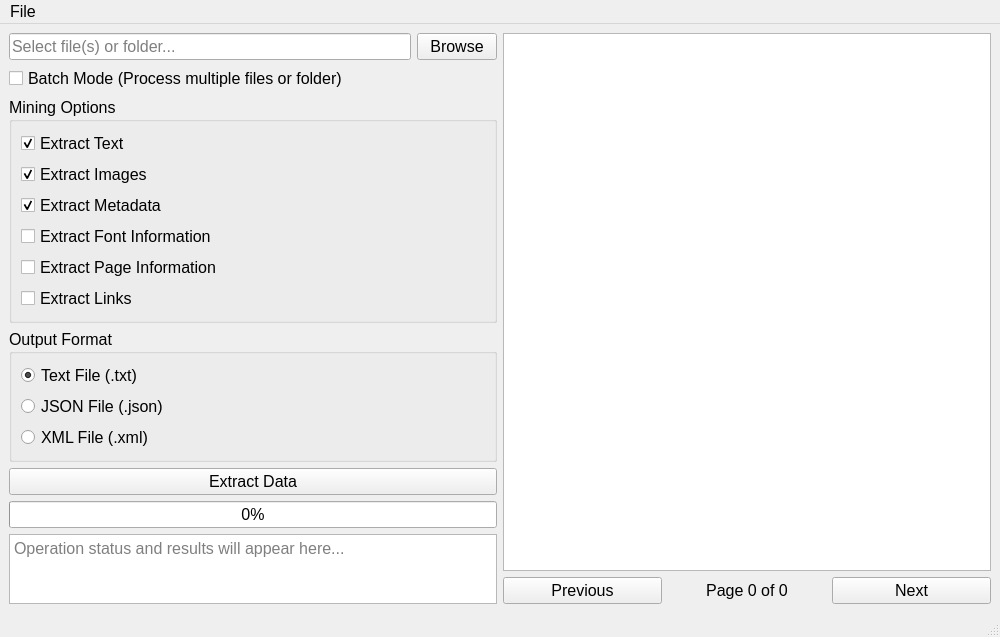
The window that src/tools/pdf_tools/pdf_view_analysis/miner.ui (richardnoragon/1_2) describes before a commit, drawn with Qt 5.
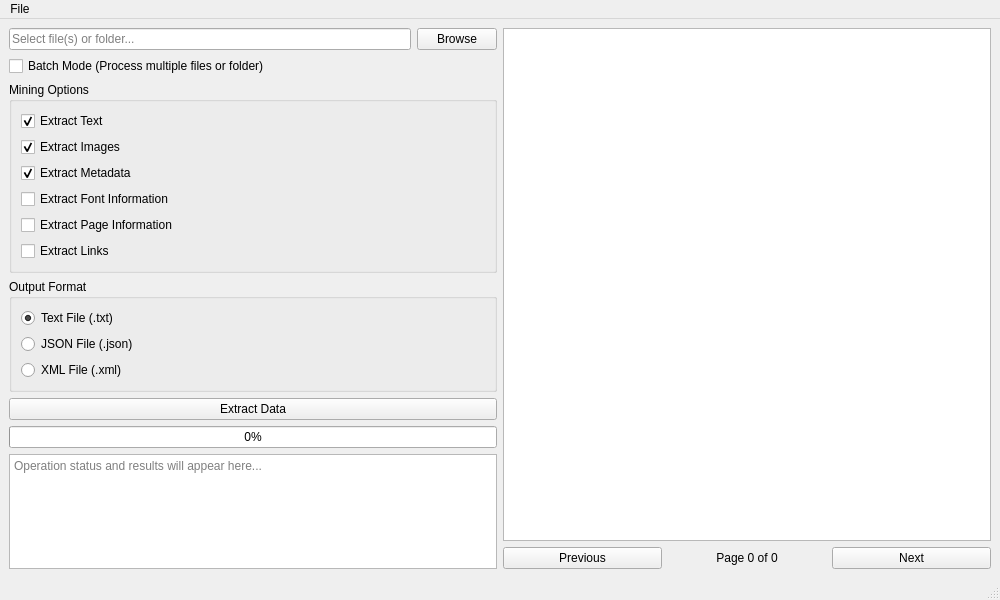
The same window after the commit.

The edit to the form file:
```diff
--- a/src/tools/pdf_tools/pdf_view_analysis/miner.ui
+++ b/src/tools/pdf_tools/pdf_view_analysis/miner.ui
@@ -10,11 +10,6 @@
     <height>600</height>
    </rect>
   </property>
-  <property name="font">
-   <font>
-    <pointsize>12</pointsize>
-   </font>
-  </property>
   <property name="windowTitle">
    <string>PDF Data Miner</string>
   </property>
@@ -26,11 +21,6 @@
        <layout class="QHBoxLayout" name="horizontalLayout">
         <item>
          <widget class="QLineEdit" name="inputFileEdit">
-          <property name="font">
-           <font>
-            <pointsize>12</pointsize>
-           </font>
-          </property>
           <property name="placeholderText">
            <string>Select file(s) or folder...</string>
           </property>
@@ -41,11 +31,6 @@
         </item>
         <item>
          <widget class="QPushButton" name="browseButton">
-          <property name="font">
-           <font>
-            <pointsize>12</pointsize>
-           </font>
-          </property>
           <property name="text">
            <string>Browse</string>
           </property>
@@ -55,11 +40,6 @@
       </item>
       <item>
        <widget class="QCheckBox" name="batchModeCheckbox">
-        <property name="font">
-         <font>
-          <pointsize>12</pointsize>
-         </font>
-        </property>
         <property name="text">
          <string>Batch Mode (Process multiple files or folder)</string>
         </property>
@@ -67,11 +47,6 @@
       </item>
       <item>
        <widget class="QGroupBox" name="extractOptionsGroup">
-        <property name="font">
-         <font>
-          <pointsize>12</pointsize>
-         </font>
-        </property>
         <property name="title">
          <string>Mining Options</string>
         </property>
@@ -132,11 +107,6 @@
       </item>
       <item>
        <widget class="QGroupBox" name="outputOptionsGroup">
-        <property name="font">
-         <font>
-          <pointsize>12</pointsize>
-         </font>
-        </property>
         <property name="title">
          <string>Output Format</string>
         </property>
@@ -170,11 +140,6 @@
       </item>
       <item>
        <widget class="QPushButton" name="mineButton">
-        <property name="font">
-         <font>
-          <pointsize>12</pointsize>
-         </font>
-        </property>
         <property name="text">
          <string>Extract Data</string>
         </property>
@@ -189,11 +154,6 @@
       </item>
       <item>
        <widget class="QTextEdit" name="outputText">
-        <property name="font">
-         <font>
-          <pointsize>12</pointsize>
-         </font>
-        </property>
         <property name="readOnly">
          <bool>true</bool>
         </property>
@@ -265,7 +225,7 @@
     <addaction name="separator"/>
     <addaction name="actionExit"/>
    </widget>
-   <addaction name="menuFile"/>
+   <addaction name="menuFile" />
   </widget>
   <widget class="QStatusBar" name="statusbar"/>
   <action name="actionExit">
```
Left out of the diff: 83 changed lines with no effect on the pictures.
